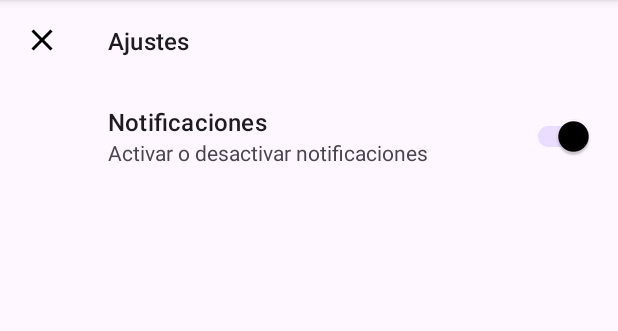
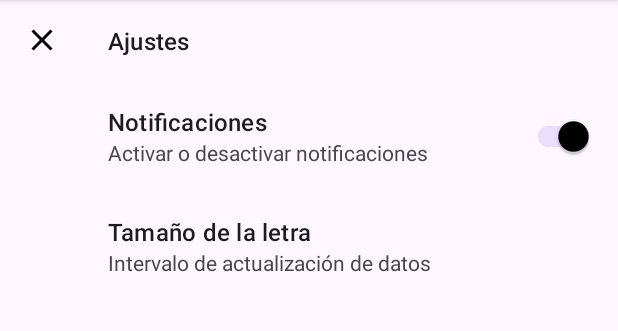
Before and after one commit to MiguelMataRamos/MenuYFragment, an Android app: the fragment SettingsFragment shown on its own in the app's theme, on a phone screen of 412 x 824 dp, the part 96-427 px from its top. Run offline under Robolectric (Android 15) with nearby library versions, the phone set to English and light mode, and no system bars; our stand-ins replace androidx.preference.

Commit message:
haciendo el ejercicio de la lista para cambiar tamaño

```diff
--- a/app/src/main/res/menu/menu_main.xml
+++ b/app/src/main/res/menu/menu_main.xml
@@ -7,10 +7,10 @@
         android:icon="@drawable/edit"
 
         />
-
     <item
         android:id="@+id/action2"
         android:title="Ajustes"
         android:icon="@drawable/edit"
         />
+
 </menu>
--- /dev/null
+++ b/app/src/main/res/values/valores.xml
@@ -0,0 +1,14 @@
+<?xml version="1.0" encoding="utf-8"?>
+<resources>
+    <string-array name="tamanios">
+        <item>Pequeña</item>
+        <item>Normal</item>
+        <item>Grande</item>
+    </string-array>
+
+    <string-array name="tamanios_sp">
+        <item>0</item>
+        <item>1</item>
+        <item>2</item>
+    </string-array>
+</resources>
--- a/app/src/main/res/xml/preferences.xml
+++ b/app/src/main/res/xml/preferences.xml
@@ -17,5 +17,13 @@
         app:summary="Activar o desactivar notificaciones"
         app:title="Notificaciones" />
 
+    <ListPreference
+        app:defaultValue="1"
+        app:entries="@array/tamanios"
+        app:entryValues="@array/tamanios_sp"
+        app:key="letras"
+        app:summary="Intervalo de actualización de datos"
+        app:title="Tamaño de la letra" />
+
 
 </PreferenceScreen>
```
